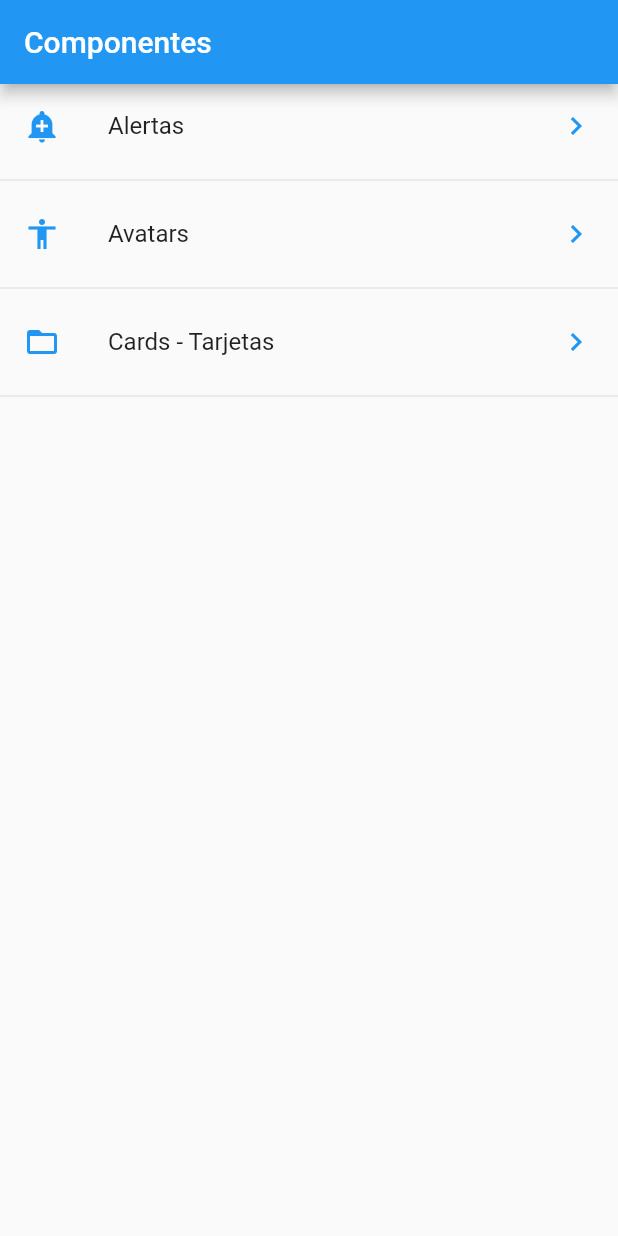
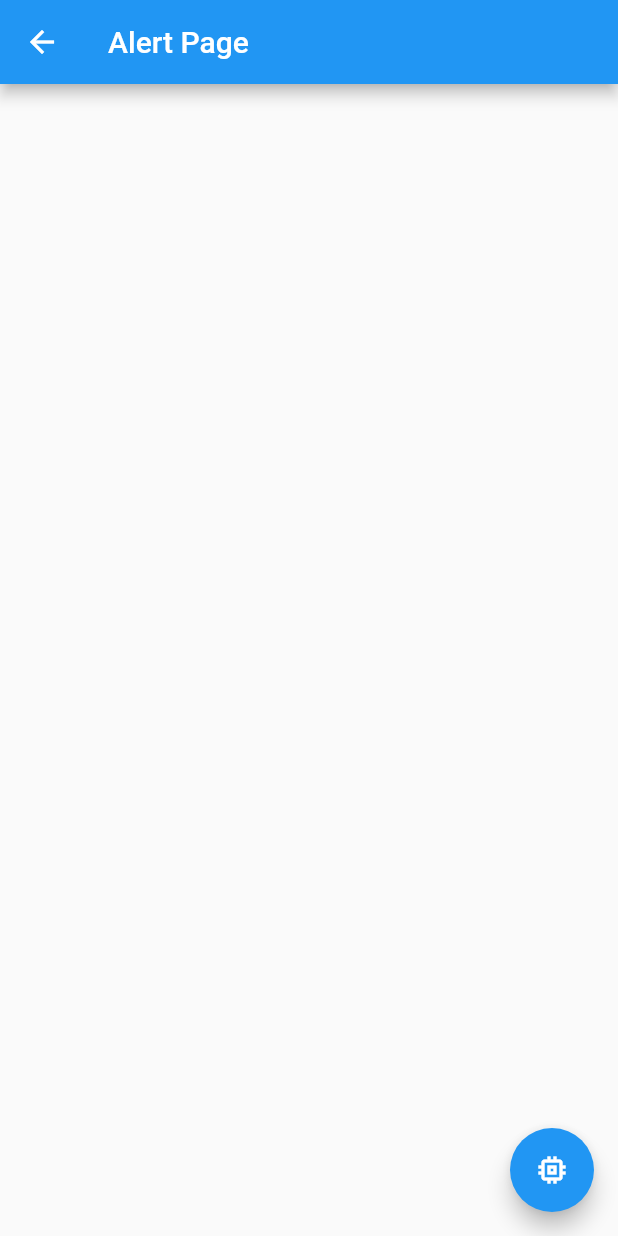
Before and after one commit to esme-lopez-r2devpros/Training_Flutter_Basic, a Flutter app: the screen it shows after launch, after a tap on "Alertas", on a phone screen of 412 x 824 dp. Run offline on Flutter 3.47's test engine with Material 2 defaults, Android fonts, the phone set to English and light mode, and no system bars.

Commit message:
Seccion 6 Leccion 69 Navegar a una nueva pantalla en Flutter

```diff
--- /dev/null
+++ b/Seccion6/leccion6_componentes/lib/src/pages/alert_page.dart
@@ -0,0 +1,20 @@
+import 'package:flutter/material.dart';
+
+class AlertPage extends StatelessWidget {
+
+
+  @override
+  Widget build(BuildContext context) {
+    return Scaffold(
+      appBar: AppBar(title: Text('Alert Page'),
+
+      ),
+      floatingActionButton: FloatingActionButton(
+        child: Icon(Icons.memory),
+        onPressed: (){
+          Navigator.pop(context);
+        }
+        ),
+    );
+  }
+}
--- a/Seccion6/leccion6_componentes/lib/src/pages/home_page.dart
+++ b/Seccion6/leccion6_componentes/lib/src/pages/home_page.dart
@@ -1,8 +1,9 @@
 import 'package:flutter/material.dart';
+
 
 import 'package:leccion6_componentes/src/providers/menu_providers.dart';
 import 'package:leccion6_componentes/src/utils/icono_string_util.dart';
-
+import 'package:leccion6_componentes/src/pages/alert_page.dart';
 
 class HomePage extends StatelessWidget {
 
@@ -29,7 +30,7 @@ builder: ( context, AsyncSnapshot<List<dynamic>> snapshot){
 print(snapshot.data);
 
       return ListView(
-      children: _listaItems(snapshot.data),
+      children: _listaItems(snapshot.data, context),
        );
      },
 
@@ -39,7 +40,7 @@ print(snapshot.data);
 
         }
 
-       List<Widget> _listaItems(List<dynamic> data) {
+List<Widget> _listaItems(List<dynamic> data, BuildContext context) {
 
 
 final List<Widget> opciones= [];
@@ -52,6 +53,12 @@ final widgetTemp=ListTile(
   trailing: Icon(Icons.keyboard_arrow_right, color: Colors.blue),
   onTap: (){
 
+      final route= MaterialPageRoute(
+        builder: (context){
+          return AlertPage();
+        });
+      Navigator.push(context, route);
+
   },
 );
 
```
Also changed, not shown: Seccion6/leccion6_componentes/lib/src/pages/avatar_page.dart (added, +12 -0 lines).
